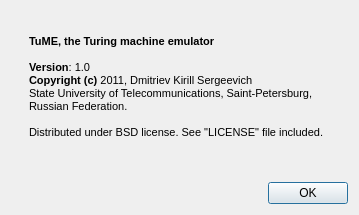
First picture: the form in Teumaq/about.ui, repository lotus0xff/TuME, before the edit.
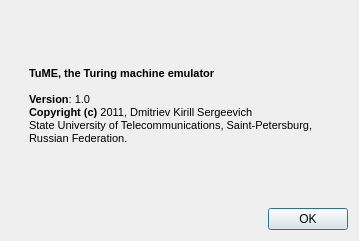
Second picture: the form after the edit. Icons and pictures are not drawn.

The edit to the form file:
```diff
--- a/Teumaq/about.ui
+++ b/Teumaq/about.ui
@@ -7,7 +7,7 @@
     <x>0</x>
     <y>0</y>
     <width>359</width>
-    <height>215</height>
+    <height>241</height>
    </rect>
   </property>
   <property name="windowTitle">
@@ -68,10 +68,7 @@
 &lt;p style=&quot;-qt-paragraph-type:empty; margin-top:0px; margin-bottom:0px; margin-left:0px; margin-right:0px; -qt-block-indent:0; text-indent:0px;&quot;&gt;&lt;/p&gt;
 &lt;p style=&quot; margin-top:0px; margin-bottom:0px; margin-left:0px; margin-right:0px; -qt-block-indent:0; text-indent:0px;&quot;&gt;&lt;span style=&quot; font-weight:600;&quot;&gt;Version&lt;/span&gt;: 1.0&lt;/p&gt;
 &lt;p style=&quot; margin-top:0px; margin-bottom:0px; margin-left:0px; margin-right:0px; -qt-block-indent:0; text-indent:0px;&quot;&gt;&lt;span style=&quot; font-weight:600;&quot;&gt;Copyright (c)&lt;/span&gt; 2011, Dmitriev Kirill Sergeevich&lt;/p&gt;
-&lt;p style=&quot; margin-top:0px; margin-bottom:0px; margin-left:0px; margin-right:0px; -qt-block-indent:0; text-indent:0px;&quot;&gt;State University of Telecommunications, Saint-Petersburg, Russian Federation.&lt;/p&gt;
-&lt;p style=&quot;-qt-paragraph-type:empty; margin-top:0px; margin-bottom:0px; margin-left:0px; margin-right:0px; -qt-block-indent:0; text-indent:0px;&quot;&gt;&lt;/p&gt;
-&lt;p style=&quot; margin-top:0px; margin-bottom:0px; margin-left:0px; margin-right:0px; -qt-block-indent:0; text-indent:0px;&quot;&gt;Distributed under BSD license. See &amp;quot;LICENSE&amp;quot; file included.&lt;/p&gt;
-&lt;p style=&quot;-qt-paragraph-type:empty; margin-top:0px; margin-bottom:0px; margin-left:0px; margin-right:0px; -qt-block-indent:0; text-indent:0px;&quot;&gt;&lt;/p&gt;&lt;/body&gt;&lt;/html&gt;</string>
+&lt;p style=&quot; margin-top:0px; margin-bottom:0px; margin-left:0px; margin-right:0px; -qt-block-indent:0; text-indent:0px;&quot;&gt;State University of Telecommunications, Saint-Petersburg, Russian Federation.&lt;/p&gt;&lt;/body&gt;&lt;/html&gt;</string>
        </property>
        <property name="wordWrap">
         <bool>true</bool>
```
